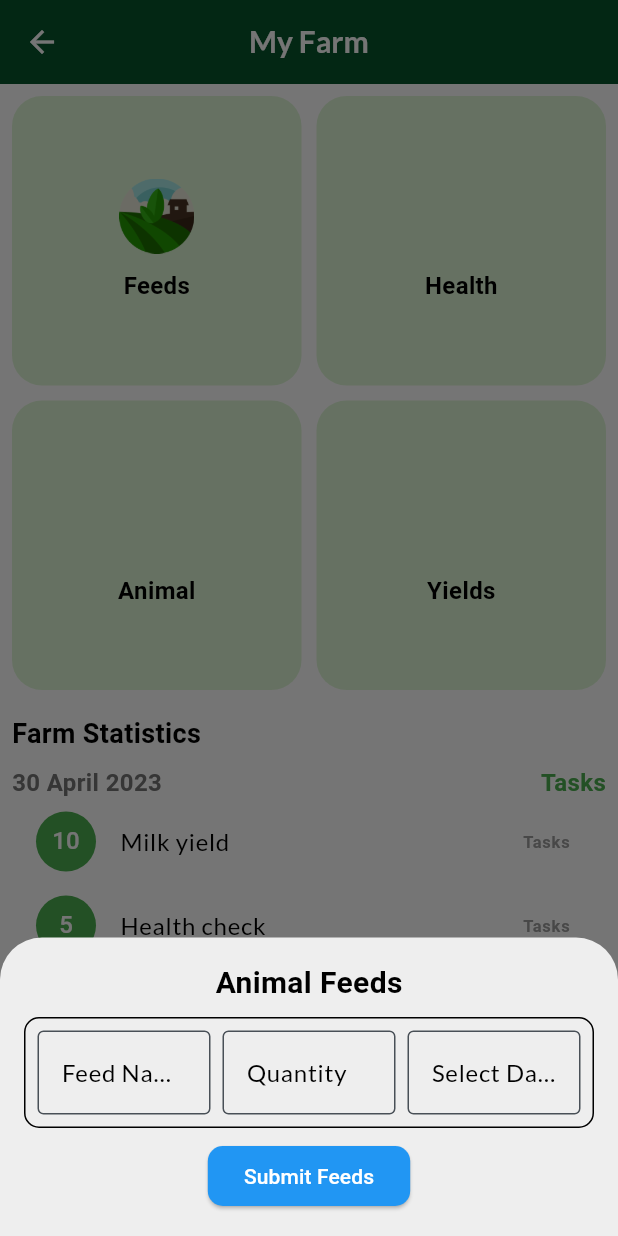
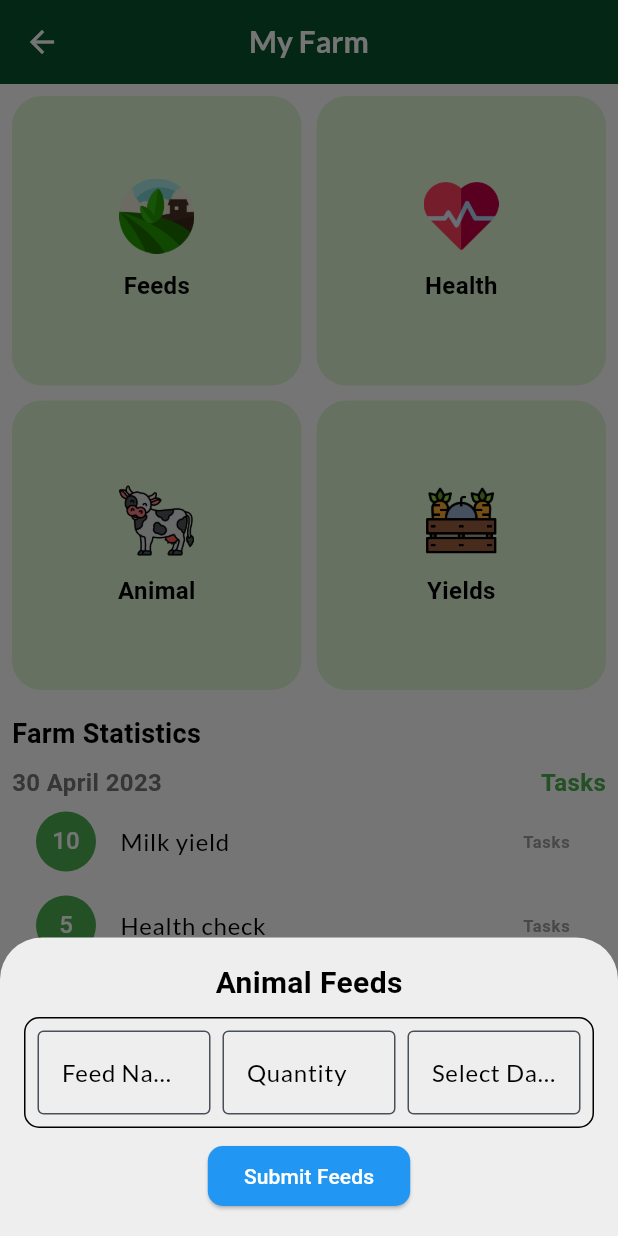
Before and after one commit to BANADDA/Mvet-mobo, a Flutter app: the MyFarmScreen screen opened directly with empty values, after a tap on "Feeds", on a phone screen of 412 x 824 dp. Run offline on Flutter 3.47's test engine with Material 3 defaults, Android fonts, the phone set to English and light mode, and no system bars; our stand-ins replace cached_network_image, connectivity_plus, dio, dropdown_search, flutter_feather_icons, flutter_form_builder and 14 more; missing offline and left inert: flutx; accounts and stored records are empty; network calls fail.

Commit message:
initial changes

```diff
--- a/lib/screens/farmers/farm.dart
+++ b/lib/screens/farmers/farm.dart
@@ -1,4 +1,4 @@
-import 'dart:js';
+// import 'dart:js';
 
 import 'package:flutter/material.dart';
 import 'package:intl/intl.dart';
@@ -74,11 +74,10 @@ class _MyFarmScreenState extends State<MyFarmScreen> {
                     _showAnimalFeedsBottomSheet(context);
                   }),
                   buildServiceButton(
-                      "Health", "assets/images/equipment.png", () {}),
+                      "Health", "assets/images/health.png", () {}),
+                  buildServiceButton("Animal", "assets/images/cow.png", () {}),
                   buildServiceButton(
-                      "Animal", "assets/images/my_crops.png", () {}),
-                  buildServiceButton(
-                      "Yields", "assets/images/my_cattle.png", () {}),
+                      "Yields", "assets/images/yields.png", () {}),
                 ],
               ),
             ),
```
Also changed, not shown: lib/utils/my_text.dart (+31 -35 lines), pubspec.yaml (+2 -7 lines), assets/images/agricultural_support.png (added), assets/images/cow.png (added), assets/images/customer_support.png (added), assets/images/financial_service.png (added), assets/images/health.png (added), assets/images/my_farm.png (added), assets/images/shop.png (added), assets/images/training.png (added), assets/images/yields.png (added), pubspec.lock, 1 other file.
